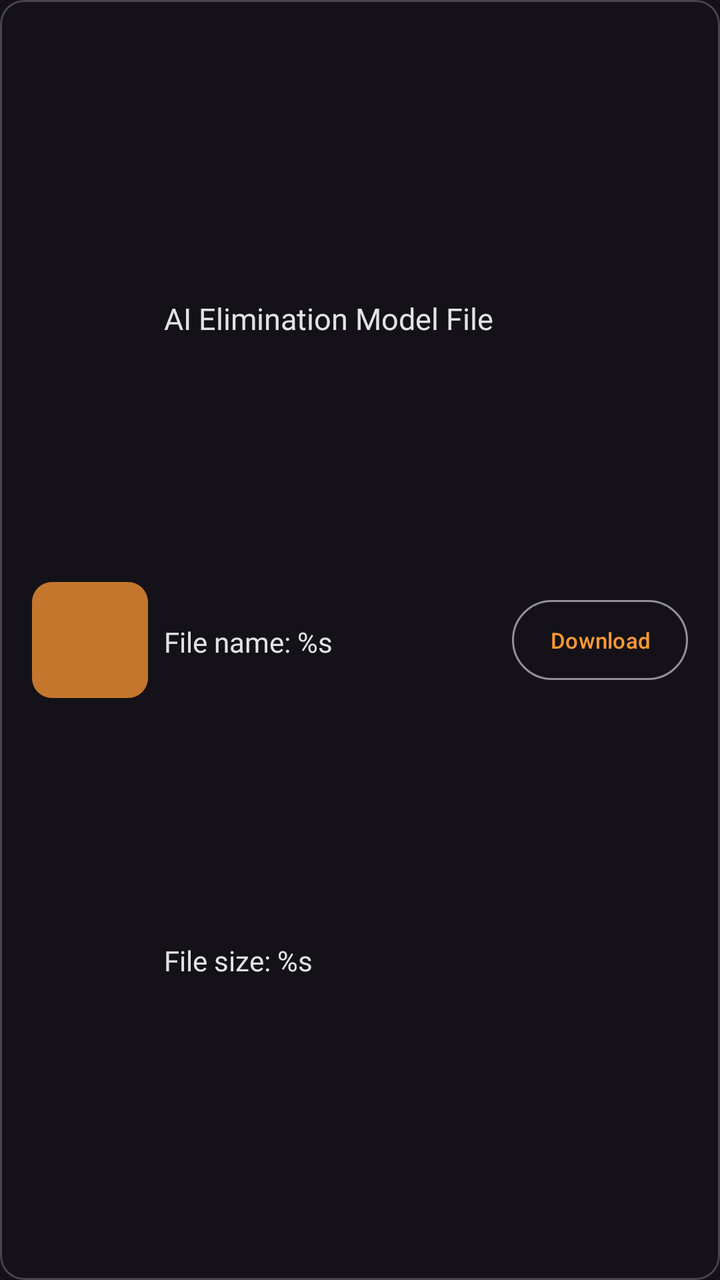
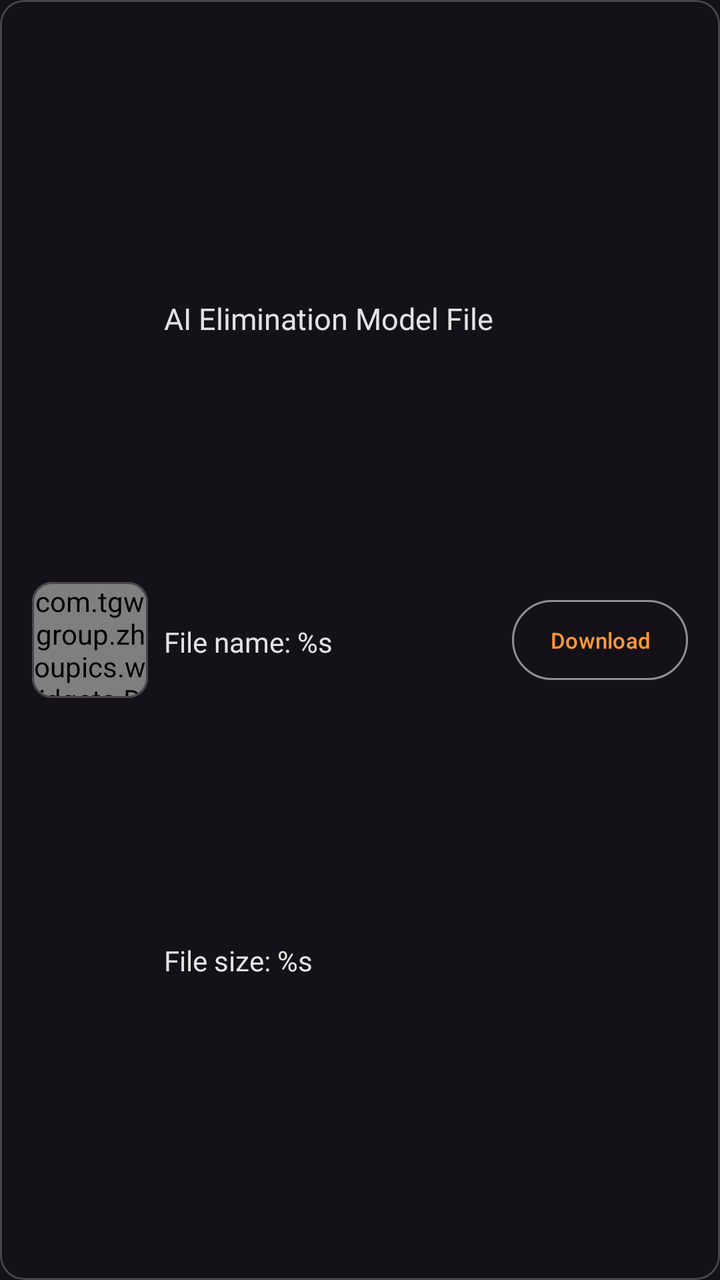

Two renders of the same Android screen: before a commit and after it. Below are the layout's source before the change and the commit's diff.
<!-- AndroidManifest.xml: application theme Theme.ZhouPics -->
<!-- res/layout/item_downloads.xml -->
<?xml version="1.0" encoding="utf-8"?>
<com.google.android.material.card.MaterialCardView xmlns:android="http://schemas.android.com/apk/res/android"
    xmlns:tools="http://schemas.android.com/tools"
    android:layout_width="match_parent"
    android:layout_height="wrap_content"
    xmlns:app="http://schemas.android.com/apk/res-auto">

    <androidx.constraintlayout.widget.ConstraintLayout
        android:layout_width="match_parent"
        android:layout_height="match_parent">

        <View
            android:id="@+id/v_progress"
            android:layout_width="58dp"
            android:layout_height="58dp"
            app:layout_constraintTop_toTopOf="parent"
            app:layout_constraintBottom_toBottomOf="parent"
            app:layout_constraintStart_toStartOf="parent"
            android:layout_marginStart="16dp"
            android:layout_marginVertical="12dp"
            android:background="@drawable/shape_bg_r10"
            android:backgroundTint="@color/filter_color_brown_light_75p" />

        <androidx.appcompat.widget.AppCompatTextView
            android:id="@+id/tv_title"
            android:layout_width="0dp"
            android:layout_height="wrap_content"
            app:layout_constraintStart_toEndOf="@id/v_progress"
            app:layout_constraintEnd_toStartOf="@id/btn_download"
            app:layout_constraintTop_toTopOf="parent"
            app:layout_constraintBottom_toTopOf="@id/tv_file_name"
            android:layout_marginStart="8dp"
            style="@style/FontBold"
            android:textColor="@color/white_default"
            android:text="@string/elimination_model"
            android:textSize="16sp"
            android:autoSizeTextType="uniform"
            android:autoSizeMaxTextSize="16sp"
            android:autoSizeMinTextSize="1sp"
            android:maxLines="1"
            android:layout_marginEnd="8dp"
            android:layout_marginTop="8dp" />

        <androidx.appcompat.widget.AppCompatTextView
            android:id="@+id/tv_file_name"
            android:layout_width="0dp"
            android:layout_height="wrap_content"
            app:layout_constraintStart_toStartOf="@id/tv_title"
            app:layout_constraintEnd_toEndOf="@id/tv_title"
            app:layout_constraintTop_toBottomOf="@id/tv_title"
            app:layout_constraintBottom_toTopOf="@id/tv_file_size"
            style="@style/FontRegular"
            android:textColor="@color/white_default"
            android:text="@string/file_name_x"
            android:autoSizeTextType="uniform"
            android:autoSizeMaxTextSize="14sp"
            android:autoSizeMinTextSize="1sp"
            android:maxLines="1" />

        <androidx.appcompat.widget.AppCompatTextView
            android:id="@+id/tv_file_size"
            android:layout_width="0dp"
            android:layout_height="wrap_content"
            app:layout_constraintStart_toStartOf="@id/tv_file_name"
            app:layout_constraintEnd_toEndOf="@id/tv_title"
            app:layout_constraintTop_toBottomOf="@id/tv_file_name"
            app:layout_constraintBottom_toBottomOf="parent"
            style="@style/FontRegular"
            android:textColor="@color/white_default"
            android:text="@string/file_size_x"
            android:autoSizeTextType="uniform"
            android:autoSizeMaxTextSize="14sp"
            android:autoSizeMinTextSize="1sp"
            android:maxLines="1"
            android:layout_marginBottom="8dp" />

        <Button
            android:id="@+id/btn_download"
            android:layout_width="wrap_content"
            android:layout_height="wrap_content"
            app:layout_constraintEnd_toEndOf="parent"
            app:layout_constraintTop_toTopOf="parent"
            app:layout_constraintBottom_toBottomOf="parent"
            android:text="@string/download"
            style="?attr/materialButtonOutlinedStyle"
            android:textSize="11sp"
            android:textColor="@color/filter_color_brown_light"
            android:layout_marginEnd="16dp"
            android:padding="0dp" />

    </androidx.constraintlayout.widget.ConstraintLayout>

</com.google.android.material.card.MaterialCardView>
<!-- resources referenced by this layout -->
<resources>
  <color name="filter_color_brown_light">#ff9933</color>
  <color name="filter_color_brown_light_75p">#BFFF9933</color>
  <color name="white_default">#FFE3E3E3</color>
  <!-- drawable shape_bg_r10 (drawable) -->
  <?xml version="1.0" encoding="utf-8"?>
  <shape xmlns:android="http://schemas.android.com/apk/res/android">
      <corners android:radius="10dp" />
  </shape>
  <string name="download">Download</string>
  <string name="elimination_model">AI Elimination Model File</string>
  <string name="file_name_x">File name: %s</string>
  <string name="file_size_x">File size: %s</string>
  <style name="FontBold">
          <item name="android:includeFontPadding">false</item>
          <item name="android:fontFamily">@font/ubuntu_bold</item>
      </style>
  <style name="FontRegular">
          <item name="android:includeFontPadding">false</item>
          <item name="android:fontFamily">@font/ubuntu_regular</item>
      </style>
  <style name="Theme.ZhouPics" parent="Base.Theme.ZhouPics" />
  <style name="Base.Theme.ZhouPics" parent="Theme.Material3.Dark.NoActionBar">
          <item name="colorPrimary">@color/theme</item>
          <item name="android:forceDarkAllowed" tools:targetApi="q">false</item>
          <item name="android:windowLightStatusBar">false</item>
          <item name="android:windowLightNavigationBar" tools:targetApi="o_mr1">false</item>
      </style>
  <color name="theme">#FFF97583</color>
</resources>

<!-- the commit's change to res/layout/item_downloads.xml (unified diff, before → after) -->
@@ -9,8 +9,8 @@
         android:layout_width="match_parent"
         android:layout_height="match_parent">
 
-        <View
-            android:id="@+id/v_progress"
+        <com.google.android.material.card.MaterialCardView
+            android:id="@+id/card_progress"
             android:layout_width="58dp"
             android:layout_height="58dp"
             app:layout_constraintTop_toTopOf="parent"
@@ -18,14 +18,20 @@
             app:layout_constraintStart_toStartOf="parent"
             android:layout_marginStart="16dp"
             android:layout_marginVertical="12dp"
-            android:background="@drawable/shape_bg_r10"
-            android:backgroundTint="@color/filter_color_brown_light_75p" />
+            app:cardCornerRadius="10dp">
+
+            <com.tgwgroup.zhoupics.widgets.DownloadProgressView
+                android:id="@+id/v_download_progress"
+                android:layout_width="match_parent"
+                android:layout_height="match_parent" />
+
+        </com.google.android.material.card.MaterialCardView>
 
         <androidx.appcompat.widget.AppCompatTextView
             android:id="@+id/tv_title"
             android:layout_width="0dp"
             android:layout_height="wrap_content"
-            app:layout_constraintStart_toEndOf="@id/v_progress"
+            app:layout_constraintStart_toEndOf="@id/card_progress"
             app:layout_constraintEnd_toStartOf="@id/btn_download"
             app:layout_constraintTop_toTopOf="parent"
             app:layout_constraintBottom_toTopOf="@id/tv_file_name"
<!-- resource entries referenced after the edit -->
@@ -1,13 +1,7 @@
 <!-- resources referenced by this layout -->
 <resources>
   <color name="filter_color_brown_light">#ff9933</color>
-  <color name="filter_color_brown_light_75p">#BFFF9933</color>
   <color name="white_default">#FFE3E3E3</color>
-  <!-- drawable shape_bg_r10 (drawable) -->
-  <?xml version="1.0" encoding="utf-8"?>
-  <shape xmlns:android="http://schemas.android.com/apk/res/android">
-      <corners android:radius="10dp" />
-  </shape>
   <string name="download">Download</string>
   <string name="elimination_model">AI Elimination Model File</string>
   <string name="file_name_x">File name: %s</string>
